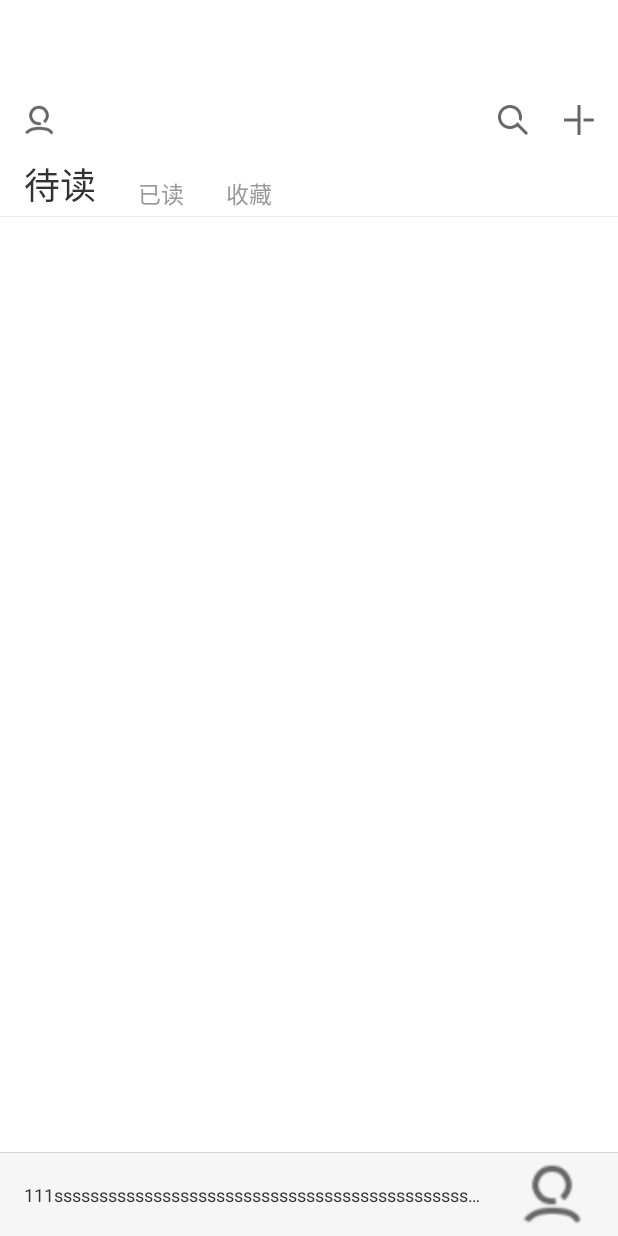
After one commit to dooqu/mting2, an Android app: the layout activity_main.xml on its own in the app's theme, with its tools: preview values and no code run, on a phone screen of 412 x 824 dp. The commit adds this screen. Run offline under Robolectric (Android 15) with nearby library versions, the phone set to English and light mode, and no system bars.

Commit message:
主界面

```diff
--- a/app/build.gradle
+++ b/app/build.gradle
@@ -44,6 +44,7 @@ dependencies {
     //butterknife
     implementation 'com.jakewharton:butterknife:8.8.1'
     implementation 'com.android.support.constraint:constraint-layout:1.1.3'
+    implementation 'com.android.support:support-v4:28.0.0'
     annotationProcessor 'com.jakewharton:butterknife-compiler:8.8.1'
     implementation 'com.wuhenzhizao:titlebar:1.1.4'
     implementation files('libs/com.baidu.tts_2.3.2.20180713_6101c2a.jar')
--- /dev/null
+++ b/app/src/main/res/layout/activity_main.xml
@@ -0,0 +1,152 @@
+<?xml version="1.0" encoding="utf-8"?>
+<android.support.v4.widget.DrawerLayout xmlns:android="http://schemas.android.com/apk/res/android"
+    xmlns:tools="http://schemas.android.com/tools"
+    android:id="@+id/dl_main"
+    android:layout_width="match_parent"
+    android:layout_height="match_parent"
+    android:fitsSystemWindows="true"
+    tools:context=".ui.activity.MainActivity">
+
+    <LinearLayout
+        android:id="@+id/ll_main"
+        android:layout_width="match_parent"
+        android:layout_height="match_parent"
+        android:background="@color/white"
+        android:fitsSystemWindows="true"
+        android:orientation="vertical">
+
+        <RelativeLayout
+            android:layout_width="match_parent"
+            android:layout_height="48dp">
+
+            <ImageView
+                android:id="@+id/iv_main_title_my"
+                android:layout_width="wrap_content"
+                android:layout_height="match_parent"
+                android:layout_centerVertical="true"
+                android:paddingLeft="16dp"
+                android:paddingRight="16dp"
+                android:src="@mipmap/icon_my" />
+
+            <ImageView
+                android:id="@+id/iv_main_title_add"
+                android:layout_width="wrap_content"
+                android:layout_height="match_parent"
+                android:layout_alignParentRight="true"
+                android:layout_centerVertical="true"
+                android:paddingLeft="12dp"
+                android:paddingRight="16dp"
+                android:src="@mipmap/icon_add" />
+
+            <ImageView
+                android:id="@+id/iv_main_title_search"
+                android:layout_width="wrap_content"
+                android:layout_height="match_parent"
+                android:layout_centerVertical="true"
+                android:layout_toLeftOf="@+id/iv_main_title_add"
+                android:paddingLeft="12dp"
+                android:paddingRight="12dp"
+                android:src="@mipmap/icon_search" />
+
+        </RelativeLayout>
+
+        <LinearLayout
+            android:layout_width="match_parent"
+            android:layout_height="40dp"
+            android:orientation="horizontal">
+
+            <TextView
+                android:id="@+id/tv_main_tabar_unread"
+                android:layout_width="wrap_content"
+                android:layout_height="match_parent"
+                android:layout_marginLeft="16dp"
+                android:gravity="bottom"
+                android:paddingBottom="3dp"
+                android:text="待读"
+                android:textColor="#333333"
+                android:textSize="24sp" />
+
+            <TextView
+                android:id="@+id/tv_main_tabar_readed"
+                android:layout_width="wrap_content"
+                android:layout_height="match_parent"
+                android:layout_marginLeft="28dp"
+                android:gravity="bottom"
+                android:paddingBottom="3dp"
+                android:text="已读"
+                android:textColor="#999999"
+                android:textSize="15sp" />
+
+            <TextView
+                android:id="@+id/tv_main_tabar_love"
+                android:layout_width="wrap_content"
+                android:layout_height="match_parent"
+                android:layout_marginLeft="28dp"
+                android:gravity="bottom"
+                android:paddingBottom="3dp"
+                android:text="收藏"
+                android:textColor="#999999"
+                android:textSize="15sp" />
+        </LinearLayout>
+
+        <View
+            android:layout_width="match_parent"
+            android:layout_height="1px"
+            android:background="#ebebeb" />
+
+        <android.support.v4.view.ViewPager
+            android:id="@+id/vp_main"
+            android:layout_width="match_parent"
+            android:layout_height="0dp"
+            android:layout_weight="1">
+
+        </android.support.v4.view.ViewPager>
+
+        <View
+            android:layout_width="match_parent"
+            android:layout_height="1px"
+            android:background="#d7d7d7" />
+
+        <LinearLayout
+            android:layout_width="match_parent"
+            android:layout_height="55dp"
+            android:background="#f6f6f6"
+            android:orientation="horizontal">
+
+            <TextView
+                android:layout_width="0dp"
+                android:layout_height="wrap_content"
+                android:layout_weight="1"
+                android:layout_marginLeft="16dp"
+                android:singleLine="true"
+                android:textSize="12sp"
+                android:textColor="#333333"
+                android:layout_gravity="center_vertical"
+                android:text="111ssssssssssssssssssssssssssssssssssssssssssssssssssss111"/>
+
+            <ImageView
+                android:layout_width="40dp"
+                android:layout_marginLeft="24dp"
+                android:layout_gravity="center_vertical"
+                android:layout_marginRight="24dp"
+                android:src="@mipmap/icon_my"
+                android:layout_height="40dp" />
+
+        </LinearLayout>
+    </LinearLayout>
+
+    <LinearLayout
+        android:id="@+id/ll_main_left_menu"
+        android:layout_width="match_parent"
+        android:layout_height="match_parent"
+        android:layout_gravity="start"
+        android:background="@color/white"
+        android:fitsSystemWindows="true">
+
+        <TextView
+            android:layout_width="wrap_content"
+            android:layout_height="wrap_content"
+            android:text="saaaaaa" />
+    </LinearLayout>
+
+</android.support.v4.widget.DrawerLayout>
--- a/app/src/main/res/values/colors.xml
+++ b/app/src/main/res/values/colors.xml
@@ -7,4 +7,6 @@
     <color name="white">#fff</color>
 
     <color name="textcolor_007d7b">#007d7b</color>
+
+    <color name="black_overlay">#66000000</color>
 </resources>
--- a/app/src/main/res/values/strings.xml
+++ b/app/src/main/res/values/strings.xml
@@ -7,4 +7,8 @@
     <string name="guide_two_msg">多维度收集，快速提炼有效信息</string>
     <string name="guide_three_title">更多圈子推荐</string>
     <string name="guide_three_msg">只做与你相关的内容推荐</string>
+
+    <string name="title_activity_main">MainActivity</string>
+    <string name="dummy_button">Dummy Button</string>
+    <string name="dummy_content">DUMMY\nCONTENT</string>
 </resources>
--- a/app/src/main/res/values/styles.xml
+++ b/app/src/main/res/values/styles.xml
@@ -8,4 +8,16 @@
         <item name="colorAccent">@color/colorAccent</item>
     </style>
 
+    <style name="FullscreenTheme" parent="AppTheme">
+        <item name="android:actionBarStyle">@style/FullscreenActionBarStyle</item>
+        <item name="android:windowActionBarOverlay">true</item>
+        <item name="android:windowBackground">@null</item>
+        <item name="windowNoTitle">true</item>
+        <item name="android:statusBarColor">@android:color/transparent</item>
+    </style>
+
+    <style name="FullscreenActionBarStyle" parent="Widget.AppCompat.ActionBar">
+        <item name="android:background">@color/black_overlay</item>
+    </style>
+
 </resources>
```
Also changed, not shown: app/src/main/AndroidManifest.xml (+17 -9 lines), app/src/main/java/cn/xylink/mting/ui/activity/MainActivity.java (added, +78 -0 lines), app/src/main/res/values/attrs.xml (added, +12 -0 lines), app/src/main/res/mipmap-xhdpi/icon_add.png (added), app/src/main/res/mipmap-xhdpi/icon_my.png (added), app/src/main/res/mipmap-xhdpi/icon_search.png (added), app/src/main/res/mipmap-xxhdpi/icon_add.png (added), app/src/main/res/mipmap-xxhdpi/icon_my.png (added), app/src/main/res/mipmap-xxhdpi/icon_search.png (added), gradle/wrapper/gradle-wrapper.properties.
